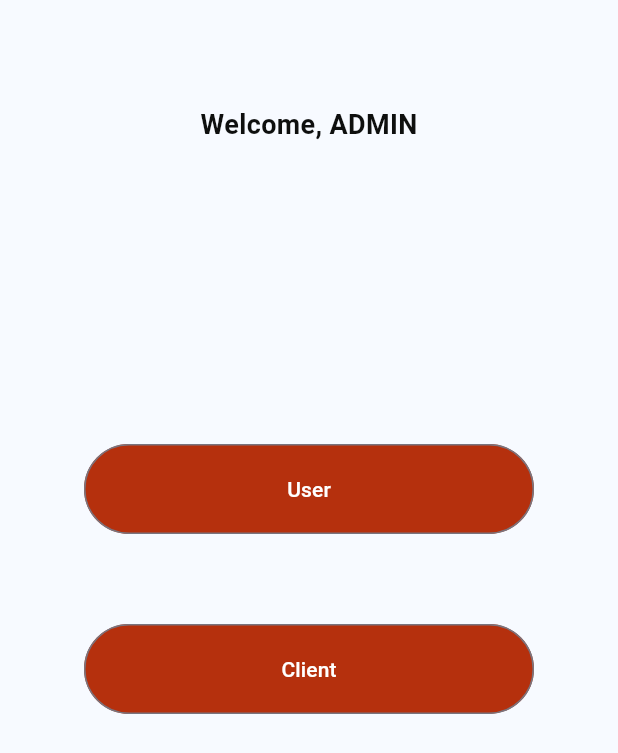
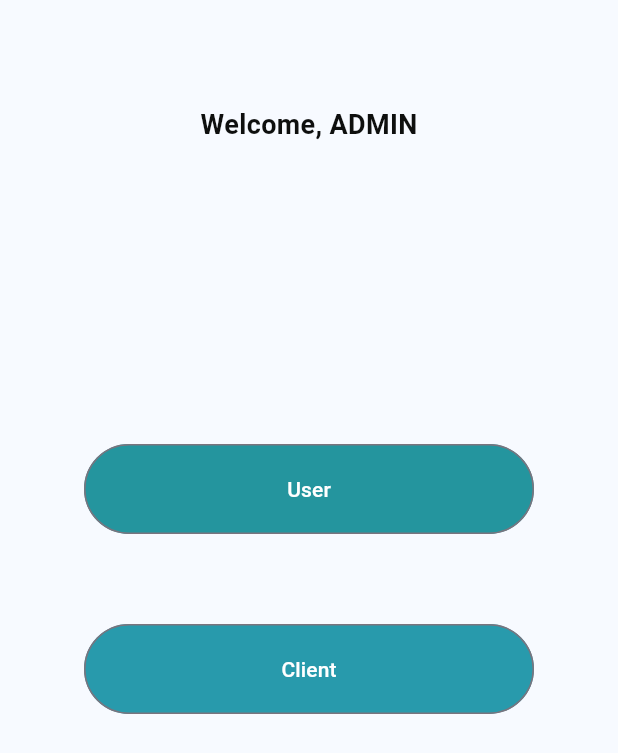
Before and after one commit to Ahmidiz/flutter_issp, a Flutter app: the screen it shows after launch, after a tap on "Log In", on a phone screen of 412 x 824 dp. Shown: the top 753 px of the screen. Run offline on Flutter 3.47's test engine with Material 3 defaults, Android fonts, the phone set to English and light mode, and no system bars; our stand-ins replace google_fonts.

Commit message:
colors changed

```diff
--- a/lib/admin/admin_hpage.dart
+++ b/lib/admin/admin_hpage.dart
@@ -32,8 +32,7 @@ class AdminHomePage extends StatelessWidget {
                           style: OutlinedButton.styleFrom(
                             foregroundColor: Colors.white,
                             fixedSize: const Size(300, 60),
-                            backgroundColor:
-                                const Color.fromRGBO(181, 48, 13, 25),
+                            backgroundColor: Color.fromARGB(231, 14, 139, 148),
                           ),
                           child: const Text('User')),
                       const SizedBox(
@@ -45,7 +44,7 @@ class AdminHomePage extends StatelessWidget {
                               foregroundColor: Colors.white,
                               fixedSize: const Size(300, 60),
                               backgroundColor:
-                                  const Color.fromRGBO(181, 48, 13, 25)),
+                                  Color.fromARGB(231, 19, 144, 163)),
                           child: const Text('Client')),
                     ]),
                   ))),
--- a/lib/log_in_screen.dart
+++ b/lib/log_in_screen.dart
@@ -20,15 +20,15 @@ class LogInScreen extends StatelessWidget {
           Row(
             mainAxisAlignment: MainAxisAlignment.center,
             children: [
-              Text("Wi",
+              Text("IS",
                   style: GoogleFonts.pacifico(
-                    color: const Color.fromARGB(255, 12, 58, 70),
+                    color: Color.fromARGB(255, 105, 114, 58),
                     fontSize: 44,
                     fontWeight: FontWeight.bold,
                   )),
-              Text('GoH',
+              Text('SP',
                   style: GoogleFonts.rufina(
-                    color: const Color.fromARGB(255, 129, 38, 8),
+                    color: Color.fromARGB(255, 34, 74, 3),
                     fontSize: 44,
                     fontWeight: FontWeight.bold,
                   )),
@@ -38,7 +38,7 @@ class LogInScreen extends StatelessWidget {
             height: 40,
           ),
 
-          const Text("Login to get Started",
+          const Text("Welcome to IS Solutions Pro",
               style: TextStyle(
                   color: Color.fromARGB(255, 14, 15, 14),
                   fontWeight: FontWeight.bold,
@@ -46,11 +46,11 @@ class LogInScreen extends StatelessWidget {
           const SizedBox(
             height: 70,
           ),
-          const MyTextField('username'),
+          const MyTextField('Email'),
           const SizedBox(
             height: 50,
           ),
-          const MyTextField('password'),
+          const MyTextField('Password'),
           const SizedBox(
             height: 10,
           ),
@@ -66,7 +66,7 @@ class LogInScreen extends StatelessWidget {
               child: const Text(
                 '                                                                     Sign Up',
                 style: TextStyle(
-                  color: Colors.red,
+                  color: Color.fromARGB(255, 54, 174, 244),
                 ),
               )),
 
@@ -82,7 +82,7 @@ class LogInScreen extends StatelessWidget {
               },
               style: OutlinedButton.styleFrom(
                   fixedSize: const Size(300, 50),
-                  backgroundColor: const Color.fromRGBO(181, 48, 13, 25)),
+                  backgroundColor: Color.fromARGB(255, 105, 114, 58)),
               child: const Text('Log In'))
 
           /* SizedBox(
--- a/lib/main.dart
+++ b/lib/main.dart
@@ -2,8 +2,6 @@
 
 import 'package:flutter/material.dart';
 import 'package:issp_app/splash_screen.dart';
-//import 'package:fyear_app/screens/log_in_screen.dart';
-//import 'package:wigoh2_app/screens/splash_screen.dart';
 
 void main() {
   runApp(const MyApp()); // this where the code start running from
--- a/lib/splash_screen.dart
+++ b/lib/splash_screen.dart
@@ -1,12 +1,6 @@
-/*style: GoogleFonts.lato(
-              color:const Color.fromARGB(193, 46, 5, 31),fontSize: 24,
-              fontWeight: FontWeight.bold,
-             ), */
-
 import 'package:flutter/material.dart';
 import 'package:google_fonts/google_fonts.dart';
 import 'package:issp_app/log_in_screen.dart';
-//import 'package:wigoh2_app/screens/log_in_screen.dart';
 
 class SplashScreen extends StatelessWidget {
   const SplashScreen({super.key});
@@ -21,7 +15,7 @@ class SplashScreen extends StatelessWidget {
     }
 
     // Call the navigation function after a certain duration or completion of a task
-    Future.delayed(const Duration(seconds: 3), navigateToLoginPage);
+    Future.delayed(const Duration(seconds: 2), navigateToLoginPage);
 
     return Scaffold(
         body: Center(
@@ -35,15 +29,15 @@ class SplashScreen extends StatelessWidget {
             Row(
               mainAxisAlignment: MainAxisAlignment.center,
               children: [
-                Text("Wi",
-                    style: GoogleFonts.pacifico(
-                      color: const Color.fromARGB(255, 12, 58, 70),
+                Text("IS",
+                    style: GoogleFonts.montserrat(
+                      color: const Color.fromARGB(255, 105, 114, 58),
                       fontSize: 44,
                       fontWeight: FontWeight.bold,
                     )),
-                Text('GoH',
+                Text('SP',
                     style: GoogleFonts.rufina(
-                      color: const Color.fromARGB(255, 129, 38, 8),
+                      color: const Color.fromARGB(255, 34, 74, 3),
                       fontSize: 44,
                       fontWeight: FontWeight.bold,
                     )),
@@ -56,19 +50,6 @@ class SplashScreen extends StatelessWidget {
               valueColor: AlwaysStoppedAnimation<Color>(
                   Color.fromARGB(255, 248, 248, 249)),
             ),
-            /*const SizedBox(height: 320,),
-              Row(
-                mainAxisAlignment: MainAxisAlignment.end,
-                children:  [
-
-                const Text("Get Started",style: TextStyle(fontSize: 15),),
-
-                 InkWell(
-                   onTap:(){
-            Navigator.push(context, MaterialPageRoute(builder: (context)=>const LogInScreen()));
-           },
-               const Icon(Icons.arrow_forward_ios_outlined))
-              ],)*/
           ],
         ),
       ),
--- a/lib/user/user_hpage.dart
+++ b/lib/user/user_hpage.dart
@@ -32,8 +32,7 @@ class UserHomePage extends StatelessWidget {
                           style: OutlinedButton.styleFrom(
                             foregroundColor: Colors.white,
                             fixedSize: const Size(300, 60),
-                            backgroundColor:
-                                const Color.fromRGBO(181, 48, 13, 25),
+                            backgroundColor: Color.fromARGB(230, 15, 170, 108),
                           ),
                           child: const Text('Task')),
                       const SizedBox(
@@ -45,7 +44,7 @@ class UserHomePage extends StatelessWidget {
                               foregroundColor: Colors.white,
                               fixedSize: const Size(300, 60),
                               backgroundColor:
-                                  const Color.fromRGBO(181, 48, 13, 25)),
+                                  Color.fromARGB(231, 11, 156, 127)),
                           child: const Text('Feedback')),
                     ]),
                   ))),
```
